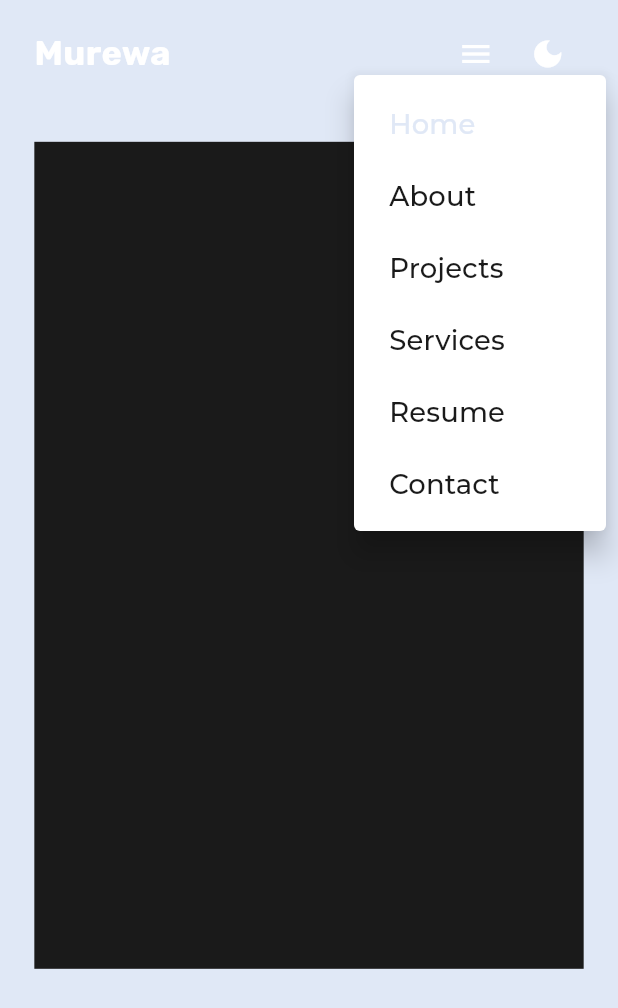
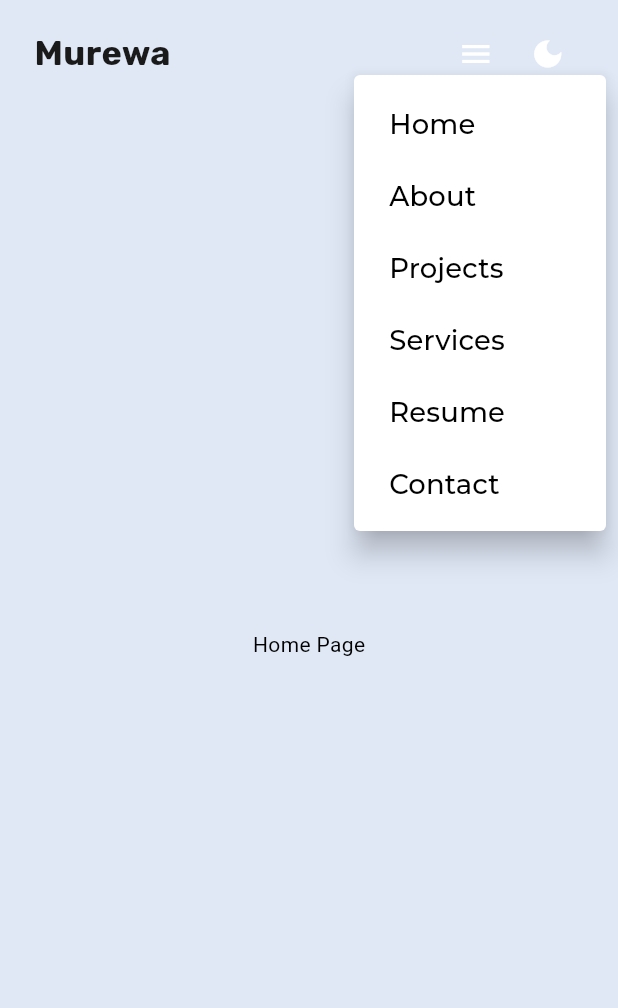
Before and after one commit to shizzleclover/Portfolio, a Flutter app: the screen it shows after launch, after a tap on the "menu" icon, on a phone screen of 412 x 824 dp. Shown: the top 1008 px of the screen. Run offline on Flutter 3.47's test engine with Material 3 defaults, Android fonts, the phone set to English and light mode, and no system bars; our stand-ins replace flutter_screenutil, google_fonts.

Commit message:
A lot of Changes

```diff
--- a/lib/Components/navbar.dart
+++ b/lib/Components/navbar.dart
@@ -125,7 +125,7 @@ class _NavbarState extends State<Navbar> {
                             style: ElevatedButton.styleFrom(
                               foregroundColor: textColor,
                               backgroundColor: Colors.transparent,
-                              side: BorderSide(color: AppColors.containerBord),
+                              side: const BorderSide(color: AppColors.containerBord),
                               shape: RoundedRectangleBorder(
                                 borderRadius: BorderRadius.circular(12),
                               ),
@@ -165,13 +165,13 @@ class _NavbarState extends State<Navbar> {
                             style: GoogleFonts.rubik(
                               fontSize: 20.sp,
                               fontWeight: FontWeight.bold,
-                              color: Colors.white,
+                              color: textColor,
                             ),
                           ),
                         ),
                       ),
                       IconButton(
-                        icon: Icon(
+                        icon: const  Icon(
                           Icons.menu,
                           color: Colors.white,
                         ),
@@ -202,7 +202,7 @@ class _NavbarState extends State<Navbar> {
   void _showDropdownMenu(BuildContext context) {
     showMenu(
       context: context,
-      position: RelativeRect.fromLTRB(200, 50, 0, 0),
+      position: const RelativeRect.fromLTRB(200, 50, 0, 0),
       items: [
         PopupMenuItem(
           child: _buildNavItem('Home', () => ScrollManager.scrollToSection(widget.homeKey), Provider.of<ThemeProvider>(context).isDarkMode),
@@ -229,7 +229,7 @@ class _NavbarState extends State<Navbar> {
 
   Widget _buildNavItem(String title, VoidCallback onTap, bool isDarkMode) {
     Color tileColor = currentSection == title
-        ? (isDarkMode ? AppColors.darkmode : AppColors.lightmode)
+        ? (isDarkMode ? AppColors.lightmode : AppColors.darkmode)
         : (isDarkMode ? AppColors.lightmode : AppColors.darkmode);
 
     return Padding(
@@ -240,7 +240,7 @@ class _NavbarState extends State<Navbar> {
           title,
           style: GoogleFonts.montserrat(
             fontSize: 16.sp,
-            color: tileColor,
+            color: isDarkMode ? Colors.white : Colors.black,
             fontWeight: FontWeight.w500,
           ),
         ),
--- /dev/null
+++ b/lib/Pages/about.dart
@@ -0,0 +1,54 @@
+import 'package:flutter/material.dart';
+import 'package:flutter_screenutil/flutter_screenutil.dart';
+import 'package:portfolio/Providers/theme_provider.dart';
+import 'package:provider/provider.dart';
+import 'package:portfolio/Utils/constants.dart';
+import 'package:portfolio/Utils/scroll_manager.dart';  // Ensure ScrollManager is set up
+export 'about.dart';
+
+class AboutPage extends StatefulWidget {
+  const AboutPage({super.key});
+
+  @override
+  State<AboutPage> createState() => _AboutPageState();
+}
+
+class _AboutPageState extends State<AboutPage> {
+
+  final GlobalKey aboutKey = GlobalKey();
+  @override
+  Widget build(BuildContext context) {
+    ScreenUtil.init(context, designSize: const Size(360, 690), minTextAdapt: true);
+    return Consumer<ThemeProvider>(
+      builder: (context, themeProvider, child) {
+        return Container(
+          key: aboutKey,
+          height:  500.h,
+          color: themeProvider.isDarkMode ? AppColors.darkmode : AppColors.lightmode,
+            child: Column(
+              children: [
+                Row(
+                  children: [
+                    Container(
+                      color: Colors.amberAccent,
+                      height: 400,
+                    ),
+
+                    SizedBox(width: 162.w,),
+                    Text(
+                      "Wagwan Peeps",
+                      style: TextStyle(
+                        fontSize: 24.sp,
+                        fontWeight: FontWeight.bold,
+                        color: themeProvider.isDarkMode ? Colors.white : Colors.black,
+                      ),
+                    )
+                  ],
+                )
+              ],
+            ),
+        );
+      },
+    );
+  }
+}
--- a/lib/Pages/home_page.dart
+++ b/lib/Pages/home_page.dart
@@ -1,6 +1,9 @@
 import 'package:flutter/material.dart';
 import 'package:flutter_screenutil/flutter_screenutil.dart';
-import 'package:flutter_svg/svg.dart';
+import 'package:portfolio/Pages/projects.dart';
+import 'package:portfolio/Pages/services.dart';
+// import 'package:flutter_svg/svg.dart';
+import 'about.dart';
 import 'package:google_fonts/google_fonts.dart';
 import 'package:portfolio/Utils/constants.dart';
 import 'package:portfolio/components/navbar.dart';  // Import the Navbar component
@@ -8,15 +11,20 @@ import 'package:portfolio/Utils/scroll_manager.dart';  // Ensure ScrollManager i
 import 'package:provider/provider.dart';
 import 'package:portfolio/Providers/theme_provider.dart';
 
-class HomePage extends StatelessWidget {
+class HomePage extends StatefulWidget {
+  @override
+  State<HomePage> createState() => _HomePageState();
+}
+
+class _HomePageState extends State<HomePage> {
   // GlobalKeys for each section
   final GlobalKey homeKey = GlobalKey();
+
   final GlobalKey aboutKey = GlobalKey();
   final GlobalKey projectsKey = GlobalKey();
   final GlobalKey servicesKey = GlobalKey();
   final GlobalKey resumeKey = GlobalKey();
   final GlobalKey contactKey = GlobalKey();
-
   @override
   Widget build(BuildContext context) {
     // Initialize ScreenUtil for responsive design
@@ -27,41 +35,36 @@ class HomePage extends StatelessWidget {
         return Scaffold(
 
 
-          body: SingleChildScrollView(
-            child:
-
-
-
-            Column(
+          body: Stack(
             children: [
-                  Navbar(
-              homeKey: homeKey,
-              aboutKey: aboutKey,
-              projectsKey: projectsKey,
-              servicesKey: servicesKey,
-              resumeKey: resumeKey,
-              contactKey: contactKey
-                  ),
+              SingleChildScrollView(
+                padding: EdgeInsets.only(top: 60.h),
+                child: Column(
+                  children: [
+                    SizedBox(height: 50.h),
                     // Home Section
                     Container(
                       key: homeKey,
                       padding: EdgeInsets.all(20.w),
                       height: 500.h,  // Set height for scrolling test
                       color: themeProvider.isDarkMode ? AppColors.darkmode : AppColors.lightmode,
-                child: Stack(
-                  children:[
-                    Container(
-                      height: 500.h,
-                      width:1025.w,
-                      decoration:BoxDecoration(
-                        color: AppColors.darkmode,
-                      )
-                    )
-                  ]
+                    child: Center(
+                       child: Text(
+                        'Home Page'
+                       ),
                     ),
 
-
-
+                    // child: Stack(
+                    //   children:[
+                    //     Container(
+                    //       height: 500.h,
+                    //       width:1025.w,
+                    //       decoration:BoxDecoration(
+                    //         color: AppColors.darkmode,
+                    //       )
+                    //     )
+                    //   ]
+                    // ),
 
                       // child: Center(
                       //   child: Text(
@@ -74,62 +77,26 @@ class HomePage extends StatelessWidget {
                       //   ),
                       // ),
 
-
-
-
                     ),
+                    //Home
                     // About Section
                     Container(
                       key: aboutKey,
-                  padding: EdgeInsets.all(20.w),
-                  height: 500.h,
-                color: themeProvider.isDarkMode ? AppColors.darkmode : AppColors.lightmode,
-                  child: Center(
-                    child: Text(
-                      'About Section',
-                      style: TextStyle(
-                        fontSize: 24.sp,
-                        fontWeight: FontWeight.bold,
-                        // color: themeProvider.isDarkMode ? Colors.white : Colors.black,
+                      child: const AboutPage(),
                     ),
-                    ),
-                  ),
-                ),
+                    SizedBox(height: 150.h,),
                     // Projects Section
                     Container(
                        key: projectsKey,
-                  padding: EdgeInsets.all(20.w),
-                  height: 500.h,
-                  color: themeProvider.isDarkMode ? AppColors.darkmode : AppColors.lightmode,
-                  child: Center(
-                    child: Text(
-                      'Projects Section',
-                      style: TextStyle(
-                        fontSize: 24.sp,
-                        fontWeight: FontWeight.bold,
-                        // color: themeProvider.isDarkMode ? Colors.white : Colors.black,
-                      ),
-                    ),
-                  ),
+                       child: const ProjectPage(),
                     ),
                     //Todo: 0Services
                     // Services Section
                     Container(
                       key: servicesKey,
-                  padding: EdgeInsets.all(20.w),
-                  height: 500.h,
-                  color: themeProvider.isDarkMode ? AppColors.darkmode : AppColors.lightmode,
-                  child: Center(
-                    child: Text(
-                      'Services Section',
-                      style: GoogleFonts.montserrat(
-                        fontSize: 24.sp,
-                        fontWeight: FontWeight.bold,
-                        // color: themeProvider.isDarkMode ? Colors.white : Colors.black,
+                       child: const ServicesPage(),
                     ),
-                    ),
-                  ),
-                ),
+
                     // Resume Section
                     Container(
                       key: resumeKey,
@@ -167,6 +134,21 @@ class HomePage extends StatelessWidget {
                   ],
                 ),
               ),
+              Positioned(
+                top: 0,
+                left: 0,
+                right: 0,
+                child: Navbar(
+                  homeKey: homeKey,
+                  aboutKey: aboutKey,
+                  projectsKey: projectsKey,
+                  servicesKey: servicesKey,
+                  resumeKey: resumeKey,
+                  contactKey: contactKey,
+                ),
+              ),
+            ],
+          ),
         );
       },
     );
--- /dev/null
+++ b/lib/Pages/projects.dart
@@ -0,0 +1,38 @@
+import 'package:flutter/material.dart';
+import 'package:flutter_screenutil/flutter_screenutil.dart';
+import 'package:portfolio/Providers/theme_provider.dart';
+import 'package:portfolio/Utils/constants.dart';
+import 'package:provider/provider.dart';
+
+export 'projects.dart';
+
+class ProjectPage extends StatefulWidget {
+  const ProjectPage({super.key});
+
+  @override
+  State<ProjectPage> createState() => _ProjectPageState();
+}
+
+class _ProjectPageState extends State<ProjectPage> {
+  final GlobalKey projectsKey = GlobalKey();
+  @override
+  Widget build(BuildContext context) {
+    ScreenUtil.init(context, designSize: const Size(360, 690), minTextAdapt: true);
+    return Consumer<ThemeProvider>(
+        builder: (context, themeProvider, child) {
+          return Container(
+              key: projectsKey,
+              height: 500.h,
+              color: themeProvider.isDarkMode ? AppColors.darkmode : AppColors.lightmode,
+              child: Column(
+                children: [
+                  Center(
+                    child: Text("Create container card to display project"),
+                  )
+                ],
+              ),
+          );
+        },
+    );
+  }
+}
--- /dev/null
+++ b/lib/Pages/services.dart
@@ -0,0 +1,39 @@
+import 'package:flutter/material.dart';
+import 'package:flutter_screenutil/flutter_screenutil.dart';
+import 'package:portfolio/Providers/theme_provider.dart';
+import 'package:portfolio/Utils/constants.dart';
+import 'package:provider/provider.dart';
+
+
+export 'package:flutter/services.dart';
+
+class ServicesPage extends StatefulWidget {
+  const ServicesPage({super.key});
+
+  @override
+  State<ServicesPage> createState() => _ServicesPageState();
+}
+
+class _ServicesPageState extends State<ServicesPage> {
+  final GlobalKey servicesKey = GlobalKey();
+  @override
+  Widget build(BuildContext context) {
+    ScreenUtil.init(context, designSize: const Size(360, 690), minTextAdapt: true);
+    return Consumer<ThemeProvider>(
+      builder: (context, themeProvider, child) {
+        return Container(
+          key: servicesKey,
+          height: 500.h,
+        color: themeProvider.isDarkMode ? AppColors.darkmode : AppColors.lightmode,
+        child: Column(
+          children: [
+              Center(
+                child: Text("Create Services Card"),
+              )
+          ],
+        ),
+        );
+      }
+    );
+      }
+  }
--- a/lib/main.dart
+++ b/lib/main.dart
@@ -1,9 +1,9 @@
 import 'package:flutter/material.dart';
+import 'package:portfolio/Pages/about.dart';
 import 'package:portfolio/Pages/home_page.dart';
 import 'package:portfolio/Providers/theme_provider.dart';
 import 'package:portfolio/Theme/app_theme.dart';
 import 'package:provider/provider.dart';
-
 
 void main() {
   runApp(
@@ -25,7 +25,7 @@ class MyApp extends StatelessWidget {
       debugShowCheckedModeBanner: false,
       theme: AppTheme.lightTheme, // Light theme
       darkTheme: AppTheme.darkTheme, // Dark theme
-      home:  HomePage(), // Your landing page
+      home: HomePage(), // Your landing page
     );
   }
 }
```
Also changed, not shown: lib/Pages/resume.dart (added). Lines whose indentation alone changed are shown as unchanged.
